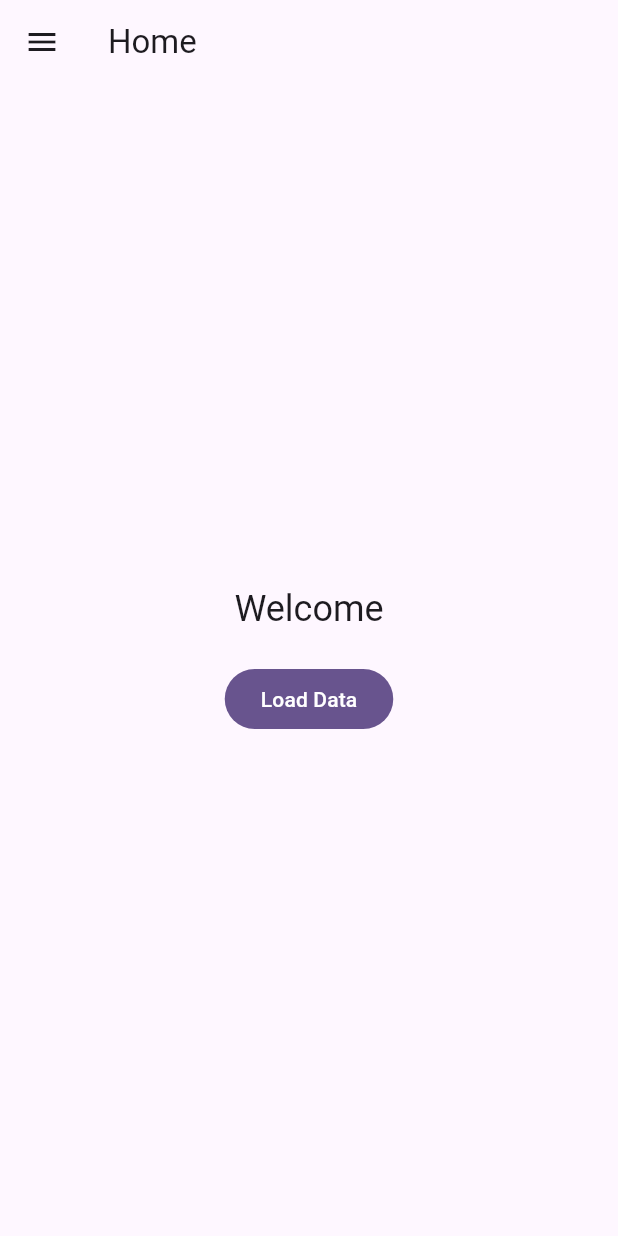
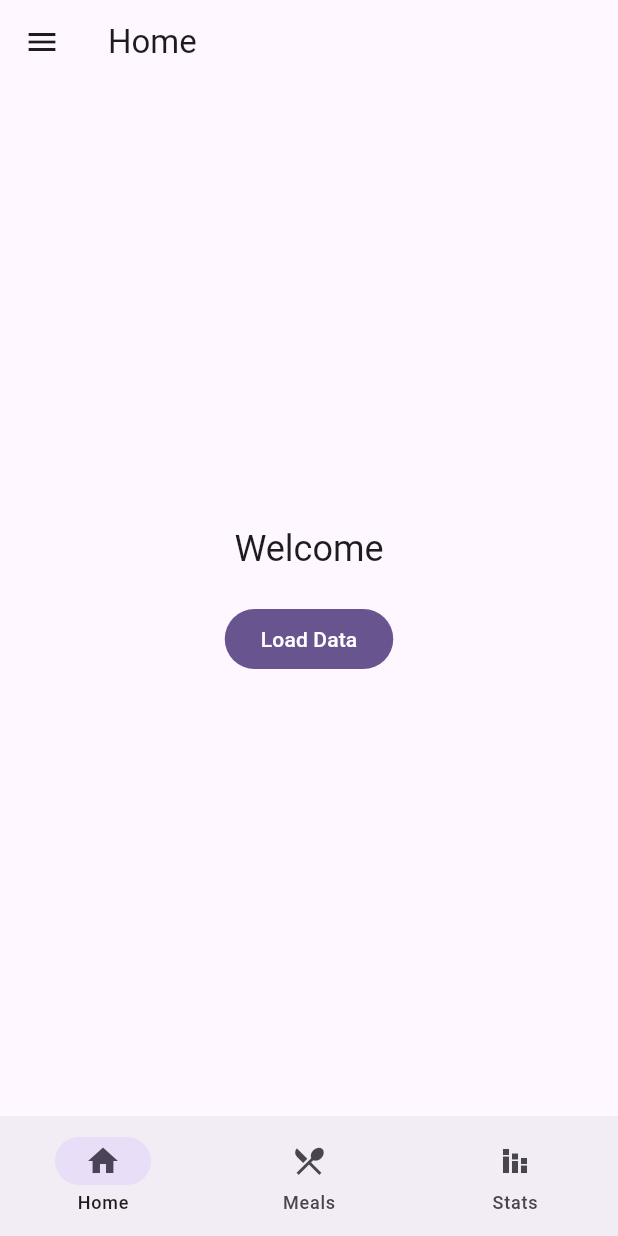
Before and after one commit to natalia0sperczynska/diabetes_app, a Flutter app: the screen it shows after launch, in the side drawer, after a tap on "Home", on a phone screen of 412 x 824 dp. Run offline on Flutter 3.47's test engine with Material 3 defaults, Android fonts, the phone set to English and light mode, and no system bars.

Commit message:
Bottom navigation added, drawer options  expansion, default pages added

```diff
--- a/lib/ui/screens/home/home_screen.dart
+++ b/lib/ui/screens/home/home_screen.dart
@@ -1,7 +1,12 @@
-import 'package:flutter/material.dart';
+import 'package:diabetes_app/ui/screens/profile/profile_screen.dart';
+import 'package:diabetes_app/ui/screens/settings/settings_screen.dart';
+import 'package:diabetes_app/ui/screens/statistics/statistics_screen.dart';
+import 'package:flutter/material.dart' hide BottomNavigationBar;
 import 'package:provider/provider.dart';
 import '../../view_models/home_view_model.dart';
 import '../../widgets/drawer.dart';
+import '../../widgets/bottom_navigation.dart';
+import '../meals/meal_screen.dart';
 import 'home_content.dart';
 
 class HomeScreen extends StatelessWidget {
@@ -16,9 +21,9 @@ class HomeScreen extends StatelessWidget {
         case 0:
           return const HomeContent();
         case 1:
-          return const Center(child: Text("Meals"));
+          return const MealScreen();
         case 2:
-          return const Center(child: Text("Settings"));
+          return const StatsScreen();
         default:
           return const HomeContent();
       }
@@ -28,6 +33,7 @@ class HomeScreen extends StatelessWidget {
       appBar: AppBar(title: Text(viewModel.currentTitle)),
       drawer: const AppDrawer(),
       body: SafeArea(child: getBody()),
+      bottomNavigationBar: const AppBottomNavigationBar(),
     );
   }
 }
--- /dev/null
+++ b/lib/ui/themes/colors/colors.dart
@@ -0,0 +1,12 @@
+import 'package:flutter/material.dart';
+
+class Colors{
+  static const mainBlue = Color(0xFF568BD7);
+  static const mainComplement = Color(0xFFD7A256);
+  static const darkBlue1 = Color(0xFF345482);
+  static const darkBlue2 = Color(0xFF121D2D);
+  static const lightBlue1 = Color(0xFF567ED7);
+  static const lightBlue2 = Color(0xFF5698D7);
+  static const pink = Color(0xFFD756CB);
+  static const green = Color(0xFF56D761);
+}
--- a/lib/ui/view_models/home_view_model.dart
+++ b/lib/ui/view_models/home_view_model.dart
@@ -23,7 +23,7 @@ class HomeViewModel extends ChangeNotifier {
         _currentTitle = "Meals";
         break;
       case 2:
-        _currentTitle = "Settings";
+        _currentTitle = "Stats";
         break;
     }
     notifyListeners();
--- /dev/null
+++ b/lib/ui/widgets/bottom_navigation.dart
@@ -0,0 +1,35 @@
+import 'package:flutter/material.dart';
+import 'package:provider/provider.dart';
+import '../view_models/home_view_model.dart';
+
+class AppBottomNavigationBar extends StatelessWidget{
+    const AppBottomNavigationBar({super.key});
+
+  @override
+  Widget build(BuildContext context) {
+    final viewModel = context.watch<HomeViewModel>();
+    return NavigationBar(
+      selectedIndex: viewModel.selectedIndex,
+      onDestinationSelected: (int index) {
+        context.read<HomeViewModel>().setIndex(index);
+      },
+      destinations: const [
+        NavigationDestination(
+          icon: Icon(Icons.home_outlined),
+          selectedIcon: Icon(Icons.home),
+          label: 'Home',
+        ),
+        NavigationDestination(
+          icon: Icon(Icons.restaurant_menu_outlined),
+          selectedIcon: Icon(Icons.restaurant_menu),
+          label: 'Meals',
+        ),
+        NavigationDestination(
+          icon: Icon(Icons.stacked_bar_chart_outlined),
+          selectedIcon: Icon(Icons.stacked_bar_chart),
+          label: 'Stats',
+        ),
+      ],
+    );
+  }
+}
--- a/lib/ui/widgets/drawer.dart
+++ b/lib/ui/widgets/drawer.dart
@@ -1,5 +1,7 @@
 import 'package:flutter/material.dart';
 import 'package:provider/provider.dart';
+import '../screens/profile/profile_screen.dart';
+import '../screens/settings/settings_screen.dart';
 import '../view_models/home_view_model.dart';
 
 class AppDrawer extends StatelessWidget {
@@ -13,7 +15,7 @@ class AppDrawer extends StatelessWidget {
         padding: EdgeInsets.zero,
         children: [
           const DrawerHeader(
-            decoration: BoxDecoration(color: Colors.deepPurple),
+            decoration: BoxDecoration(color: Colors.blue),
             child: Text(
               'Menu',
               style: TextStyle(color: Colors.white, fontSize: 24),
@@ -36,11 +38,35 @@ class AppDrawer extends StatelessWidget {
             },
           ),
           ListTile(
-            title: const Text('Setting'),
+            title: const Text('Stats'),
             selected: viewModel.selectedIndex == 2,
             onTap: () {
               context.read<HomeViewModel>().setIndex(2);
               Navigator.pop(context);
+            },
+          ),
+          ListTile(
+            leading: const Icon(Icons.settings),
+            title: const Text('Settings'),
+            selected: false,
+            onTap: () {
+              Navigator.pop(context);
+              Navigator.push(
+                context,
+                MaterialPageRoute(builder: (context) => const SettingsScreen()),
+              );
+            },
+          ),
+          ListTile(
+            leading: const Icon(Icons.person),
+            title: const Text('Profile'),
+            selected: false,
+            onTap: () {
+              Navigator.pop(context);
+              Navigator.push(
+                context,
+                MaterialPageRoute(builder: (context) => const ProfileScreen()),
+              );
             },
           ),
         ],
```
Also changed, not shown: lib/ui/screens/meals/meal_screen.dart (added, +10 -0 lines), lib/ui/screens/profile/profile_screen.dart (added, +13 -0 lines), lib/ui/screens/settings/settings_screen.dart (added, +13 -0 lines), lib/ui/screens/statistics/statistics_screen.dart (added, +10 -0 lines).
